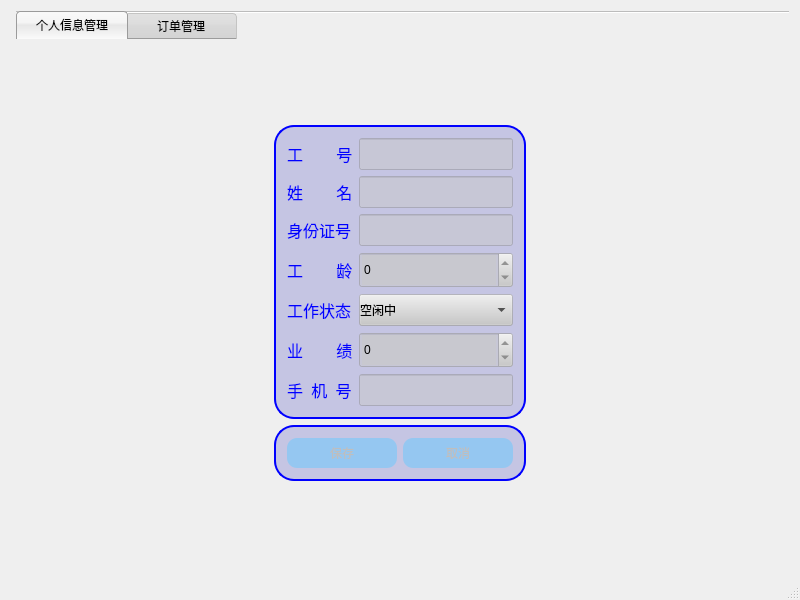
First picture: the form in HX/Worker.ui, repository HXhlx/Qt, before the edit.
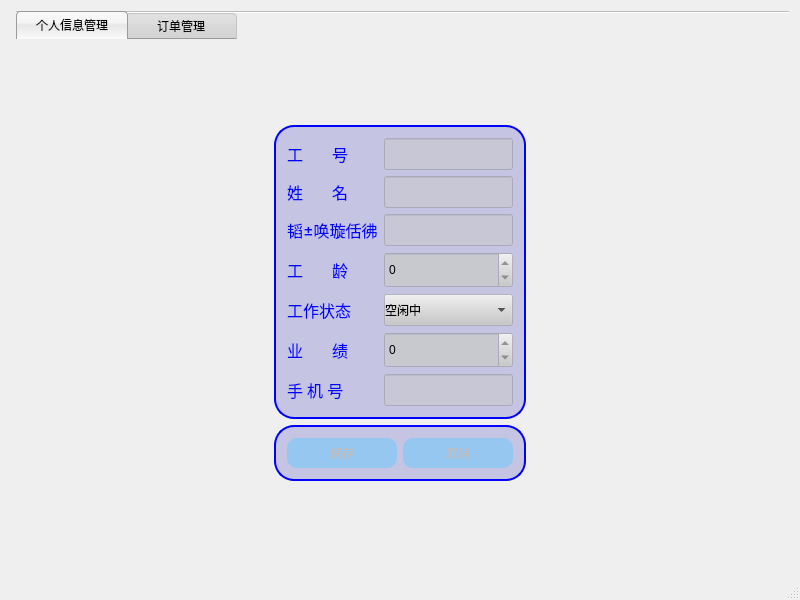
Second picture: the form after the edit. Icons and pictures are not drawn.

Diff of the .ui file:
```diff
--- a/HX/Worker.ui
+++ b/HX/Worker.ui
@@ -175,7 +175,7 @@
               </font>
              </property>
              <property name="text">
-              <string>工        号</string>
+               <string>工       号</string>
              </property>
             </widget>
            </item>
@@ -195,7 +195,7 @@
               </font>
              </property>
              <property name="text">
-              <string>姓        名</string>
+               <string>姓       名</string>
              </property>
             </widget>
            </item>
@@ -211,7 +211,7 @@
               </font>
              </property>
              <property name="text">
-              <string>身份证号</string>
+              <string>韬唤璇佸彿</string>
              </property>
             </widget>
            </item>
@@ -231,7 +231,7 @@
               </font>
              </property>
              <property name="text">
-              <string>工        龄</string>
+               <string>工       龄</string>
              </property>
             </widget>
            </item>
@@ -278,7 +278,7 @@
               </font>
              </property>
              <property name="text">
-              <string>业        绩</string>
+               <string>业       绩</string>
              </property>
             </widget>
            </item>
@@ -301,7 +301,7 @@
               </font>
              </property>
              <property name="text">
-              <string>手  机  号</string>
+               <string>手 机 号</string>
              </property>
             </widget>
            </item>
```
Left out of the diff: 2 changed lines with no effect on the pictures. Lines whose indentation alone changed are shown as unchanged.
